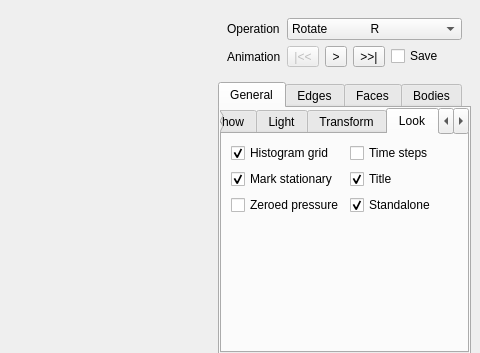
Old version of the form MainWindow.ui in the repository danlipsa/foamvis; both pictures show x 539 to 1019 and y 0 to 353 of the 1019 by 612 pixel window.
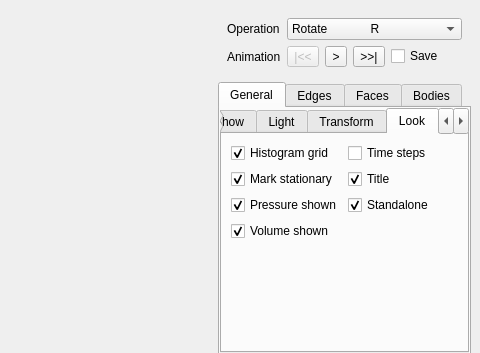
New version of the form. The open tabs and pages were chosen to show the change. Custom widgets are drawn as their Qt base class.

The edit to the form file:
```diff
--- a/MainWindow.ui
+++ b/MainWindow.ui
@@ -920,7 +920,10 @@
                <item row="2" column="0">
                 <widget class="QCheckBox" name="checkBoxZeroedPressureShown">
                  <property name="text">
-                  <string>Zeroed pressure</string>
+                  <string>Pressure shown</string>
+                 </property>
+                 <property name="checked">
+                  <bool>true</bool>
                  </property>
                 </widget>
                </item>
@@ -934,6 +937,16 @@
                  </property>
                 </widget>
                </item>
+               <item row="3" column="0">
+                <widget class="QCheckBox" name="checkBoxMissingVolumeShown">
+                 <property name="text">
+                  <string>Volume shown</string>
+                 </property>
+                 <property name="checked">
+                  <bool>true</bool>
+                 </property>
+                </widget>
+               </item>
               </layout>
              </widget>
              <widget class="QWidget" name="tabSize">
```
Left out of the diff: 129 changed lines with no effect on the pictures.
